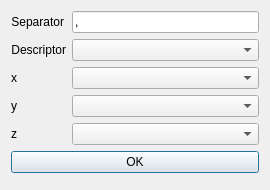
Above: src/ui/design/pop_up.ui from acariman/data-visualizer before the change. Below: the same form after it.
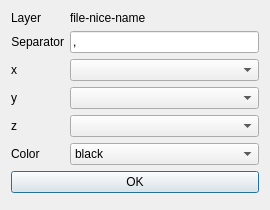
That is the form after the change.

Commit message: refactor: adds color option to pop up

```diff
--- a/src/ui/design/pop_up.ui
+++ b/src/ui/design/pop_up.ui
@@ -7,7 +7,7 @@
     <x>0</x>
     <y>0</y>
     <width>270</width>
-    <height>190</height>
+    <height>210</height>
    </rect>
   </property>
   <property name="sizePolicy">
@@ -19,13 +19,13 @@
   <property name="minimumSize">
    <size>
     <width>270</width>
-    <height>190</height>
+    <height>210</height>
    </size>
   </property>
   <property name="maximumSize">
    <size>
     <width>270</width>
-    <height>190</height>
+    <height>210</height>
    </size>
   </property>
   <property name="windowTitle">
@@ -33,6 +33,20 @@
   </property>
   <layout class="QFormLayout" name="layout">
    <item row="0" column="0">
+    <widget class="QLabel" name="layer_label">
+     <property name="text">
+      <string>Layer</string>
+     </property>
+    </widget>
+   </item>
+   <item row="0" column="1">
+    <widget class="QLabel" name="layer_text">
+     <property name="text">
+      <string>file-nice-name</string>
+     </property>
+    </widget>
+   </item>
+   <item row="1" column="0">
     <widget class="QLabel" name="sep_label">
      <property name="text">
       <string>Separator</string>
@@ -42,26 +56,13 @@
      </property>
     </widget>
    </item>
-   <item row="0" column="1">
+   <item row="1" column="1">
     <widget class="QLineEdit" name="sep_line">
      <property name="text">
       <string>,</string>
      </property>
     </widget>
    </item>
-   <item row="1" column="0">
-    <widget class="QLabel" name="desc_label">
-     <property name="text">
-      <string>Descriptor</string>
-     </property>
-     <property name="alignment">
-      <set>Qt::AlignRight|Qt::AlignTrailing|Qt::AlignVCenter</set>
-     </property>
-    </widget>
-   </item>
-   <item row="1" column="1">
-    <widget class="QComboBox" name="desc_cb"/>
-   </item>
    <item row="2" column="0">
     <widget class="QLabel" name="x_label">
      <property name="text">
@@ -104,7 +105,43 @@
    <item row="4" column="1">
     <widget class="QComboBox" name="z_cb"/>
    </item>
-   <item row="5" column="0" colspan="2">
+   <item row="5" column="0">
+    <widget class="QLabel" name="color_label">
+     <property name="text">
+      <string>Color</string>
+     </property>
+    </widget>
+   </item>
+   <item row="5" column="1">
+    <widget class="QComboBox" name="color_cb">
+     <item>
+      <property name="text">
+       <string>black</string>
+      </property>
+     </item>
+     <item>
+      <property name="text">
+       <string>red</string>
+      </property>
+     </item>
+     <item>
+      <property name="text">
+       <string>green</string>
+      </property>
+     </item>
+     <item>
+      <property name="text">
+       <string>blue</string>
+      </property>
+     </item>
+     <item>
+      <property name="text">
+       <string>yellow</string>
+      </property>
+     </item>
+    </widget>
+   </item>
+   <item row="6" column="0" colspan="2">
     <widget class="QPushButton" name="ok">
      <property name="text">
       <string>OK</string>
```
The commit also changes 5 other files.
